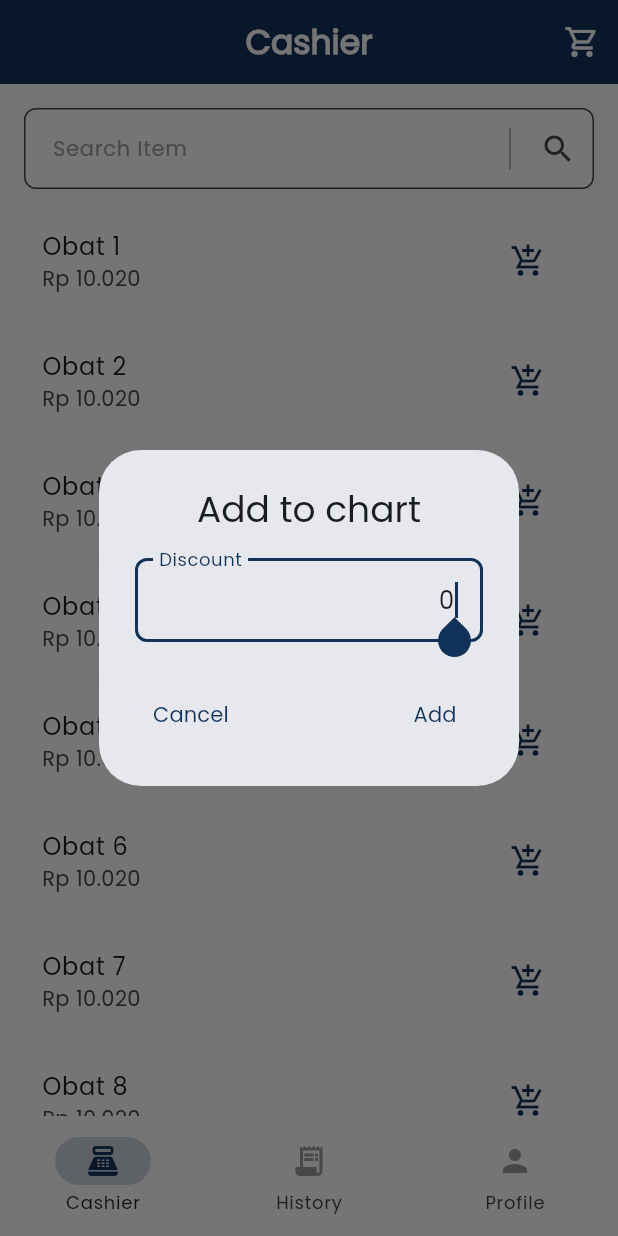
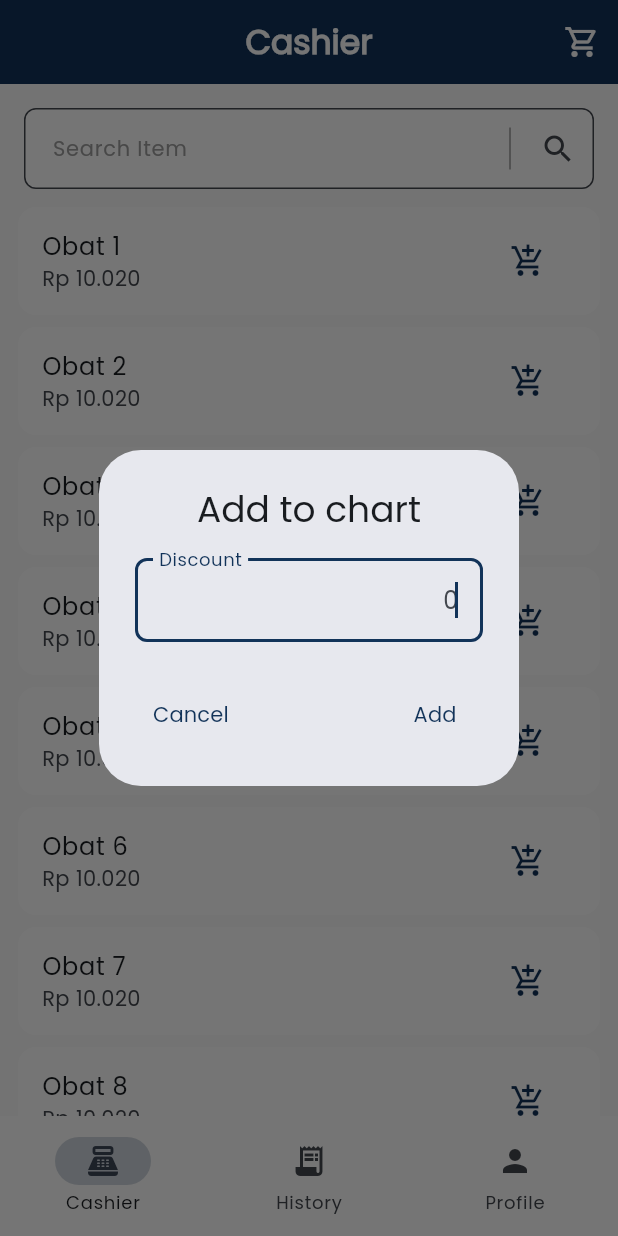
Before and after one commit to yafizh/mitra_cempaka, a Flutter app: the HomePage screen opened directly, after a tap on the "add shopping cart" icon, on a phone screen of 412 x 824 dp. Run offline on Flutter 3.47's test engine with Material 3 defaults, Android fonts, the phone set to English and light mode, and no system bars; our stand-ins replace shared_preferences; accounts and stored records are empty.

Commit message:
updating code

```diff
--- a/lib/pages/cashier_page.dart
+++ b/lib/pages/cashier_page.dart
@@ -183,8 +183,8 @@ class _CashierPageState extends State<CashierPage> {
                                                   BorderRadius.circular(8),
                                             ),
                                             label: Text("Discount"),
+                                            hintText: '0'
                                           ),
-                                          initialValue: "0",
                                           autofocus: true,
                                           inputFormatters: [
                                             FilteringTextInputFormatter
--- a/lib/pages/detail_history_page.dart
+++ b/lib/pages/detail_history_page.dart
@@ -3,6 +3,7 @@ import 'dart:math';
 import 'package:flutter/material.dart';
 import 'package:intl/intl.dart';
 import 'package:mitra_cempaka/models/drug.dart';
+import 'package:mitra_cempaka/pages/print_page.dart';
 
 class DetailHistoryPage extends StatelessWidget {
   final int id;
@@ -22,9 +23,7 @@ class DetailHistoryPage extends StatelessWidget {
       appBar: AppBar(
         title: Text(
           "10:30 - Saturday, 20 April 2025",
-          style: TextStyle(
-            fontSize: 18,
-            fontWeight: FontWeight.bold),
+          style: TextStyle(fontSize: 18, fontWeight: FontWeight.bold),
         ),
         centerTitle: true,
         backgroundColor: theme.colorScheme.primary,
@@ -188,7 +187,11 @@ class DetailHistoryPage extends StatelessWidget {
                 SizedBox(height: 16),
                 FilledButton(
                   onPressed: () {
-                    //
+                    Navigator.of(context).push(
+                      MaterialPageRoute(
+                        builder: (context) => const PrintPage(),
+                      ),
+                    );
                   },
                   style: FilledButton.styleFrom(
                     minimumSize: Size.fromHeight(48),
--- a/lib/pages/home_page.dart
+++ b/lib/pages/home_page.dart
@@ -11,42 +11,31 @@ class HomePage extends StatefulWidget {
 }
 
 class _HomePageState extends State<HomePage> {
-  final _pages = [CashierPage(), HistoryPage(), SettingPage()];
+  final List<Map<String, dynamic>> _pages = [
+    {"page": CashierPage(), "label": "Cashier", "icon": Icons.point_of_sale},
+    {"page": HistoryPage(), "label": "History", "icon": Icons.receipt_long},
+    {"page": SettingPage(), "label": "Profile", "icon": Icons.person},
+  ];
   int _currentIndex = 0;
 
   @override
   Widget build(BuildContext context) {
     final theme = Theme.of(context);
     return Scaffold(
-      body: _pages[_currentIndex],
+      body: _pages.map((page) => page["page"]).elementAt(_currentIndex),
       bottomNavigationBar: NavigationBar(
         backgroundColor: Colors.white,
         indicatorColor: theme.primaryColor.withValues(alpha: 0.2),
         selectedIndex: _currentIndex,
         onDestinationSelected: (i) => setState(() => _currentIndex = i),
-        destinations: [
-          NavigationDestination(
-            icon: Icon(
-              Icons.point_of_sale,
-              color: _currentIndex == 0 ? theme.primaryColor : Colors.grey[500],
-            ),
-            label: 'Cashier',
-          ),
-          NavigationDestination(
-            icon: Icon(
-              Icons.receipt_long,
-              color: _currentIndex == 1 ? theme.primaryColor : Colors.grey[500],
-            ),
-            label: 'History',
-          ),
-          NavigationDestination(
-            icon: Icon(
-              Icons.person,
-              color: _currentIndex == 2 ? theme.primaryColor : Colors.grey[500],
-            ),
-            label: 'Profile',
-          ),
-        ],
+        destinations: _pages
+            .map(
+              (page) => NavigationDestination(
+                icon: Icon(page["icon"]),
+                label: page['label'],
+              ),
+            )
+            .toList(),
       ),
     );
   }
```
